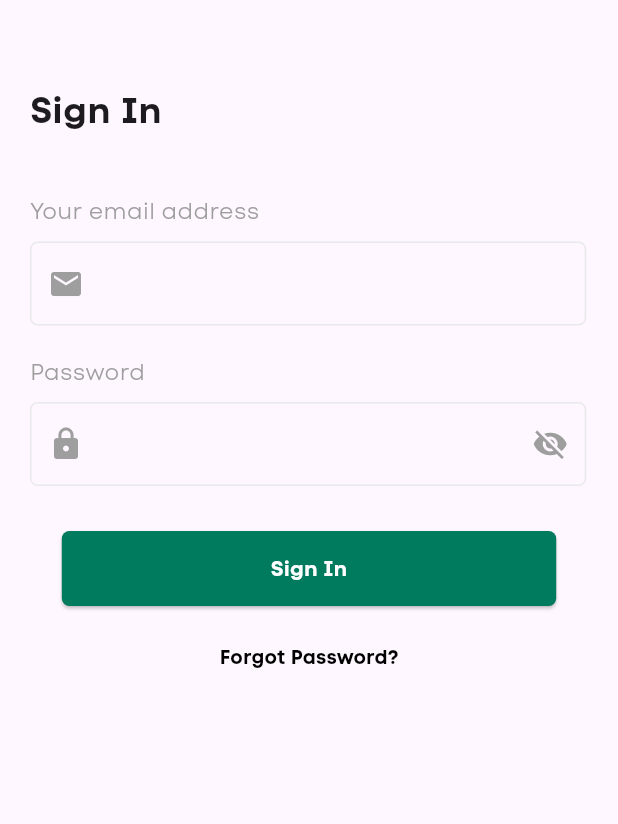
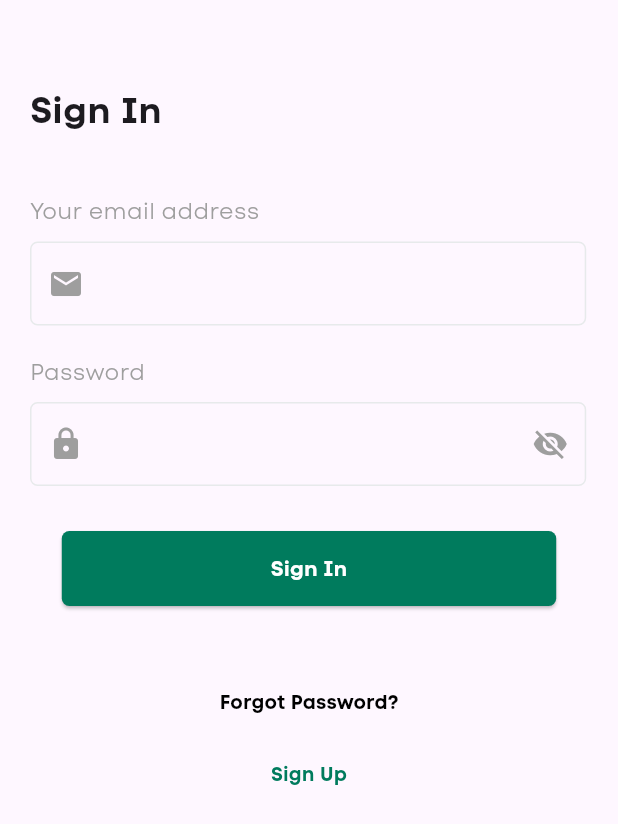
Before and after one commit to Priyanshg0211/ios-appointment-app, a Flutter app: the SignUp screen opened directly, after a tap on "Login", on a phone screen of 412 x 824 dp. Shown: the top 824 px of the screen. Run offline on Flutter 3.47's test engine with Material 3 defaults, Android fonts, the phone set to English and light mode, and no system bars; missing offline and left inert: dart:ffi.

Commit message:
Completed the basic app Staring UI

```diff
--- a/lib/Screens/Registration/SignIn.dart
+++ b/lib/Screens/Registration/SignIn.dart
@@ -1,5 +1,6 @@
 import 'dart:ffi';
 
+import 'package:appointment_app/Screens/Registration/SignUp.dart';
 import 'package:flutter/material.dart';
 
 class SignIn extends StatefulWidget {
@@ -20,7 +21,8 @@ class _SignInState extends State<SignIn> {
         backgroundColor: Colors.transparent,
         automaticallyImplyLeading: false,
       ),
-      body: Column(
+      body: SingleChildScrollView(
+        child: Column(
           crossAxisAlignment: CrossAxisAlignment.start,
           children: [
             Padding(
@@ -163,6 +165,10 @@ class _SignInState extends State<SignIn> {
               height: 10,
             ),
             Center(
+              child: Padding(
+                padding: EdgeInsets.only(
+                  top: 30,
+                ),
                 child: TextButton(
                   onPressed: () {},
                   child: Text(
@@ -171,9 +177,27 @@ class _SignInState extends State<SignIn> {
                         fontFamily: 'Codenextbold',
                         color: Colors.black,
                         fontSize: 13),
-                )),
+                  ),
+                ),
+              ),
+            ),
+            Center(
+              child: TextButton(
+                onPressed: () {
+                  Navigator.push(
+                      context, MaterialPageRoute(builder: (context) => SignUp()));
+                },
+                child: Text(
+                  'Sign Up',
+                  style: TextStyle(
+                      fontFamily: 'Codenextbold',
+                      color: Color(0xff007B5D),
+                      fontSize: 13),
+                ),
+              ),
             ),
           ],
+        ),
       ),
     );
   }
--- a/lib/Screens/Registration/SignUp.dart
+++ b/lib/Screens/Registration/SignUp.dart
@@ -201,7 +201,7 @@ class _SignUpState extends State<SignUp> {
               height: 50,
             ),
             Padding(
-              padding: EdgeInsets.only(top: 150,), // Adjust the top padding here
+              padding: EdgeInsets.only(top: 150,),
               child: Center(
                 child: Text(
                   'Already have an account',
```
Lines whose indentation alone changed are shown as unchanged.
